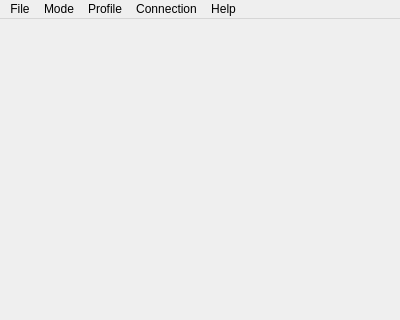
Qt form ChatterBox/mainwindow.ui (glewn/ChatterBox) before a commit; both pictures show x 0 to 400 and y 0 to 320 of the 400 by 600 pixel window.
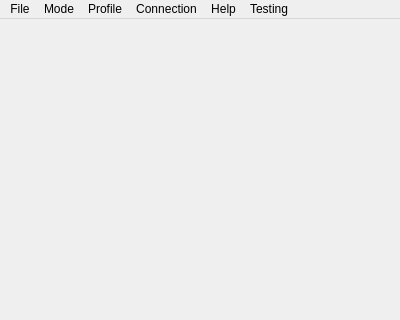
The same form after that commit.

```diff
--- a/ChatterBox/mainwindow.ui
+++ b/ChatterBox/mainwindow.ui
@@ -65,11 +65,17 @@
     </property>
     <addaction name="actionConnect"/>
    </widget>
+   <widget class="QMenu" name="menuTesting">
+    <property name="title">
+     <string>Testing</string>
+    </property>
+   </widget>
    <addaction name="menuFile"/>
    <addaction name="menuMode"/>
    <addaction name="menuProfile"/>
    <addaction name="menuConnection"/>
    <addaction name="menuHelp"/>
+   <addaction name="menuTesting"/>
   </widget>
   <widget class="QStatusBar" name="statusBar"/>
   <action name="actionClient">
```
Left out of the diff: 15 changed lines with no effect on the pictures.
